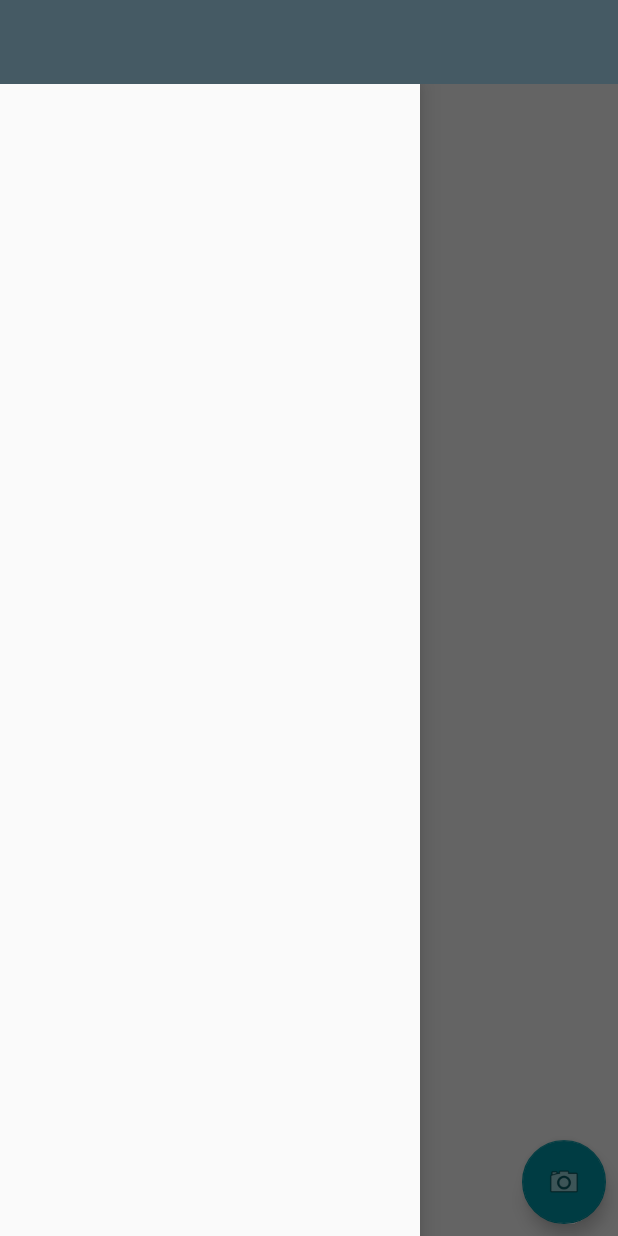
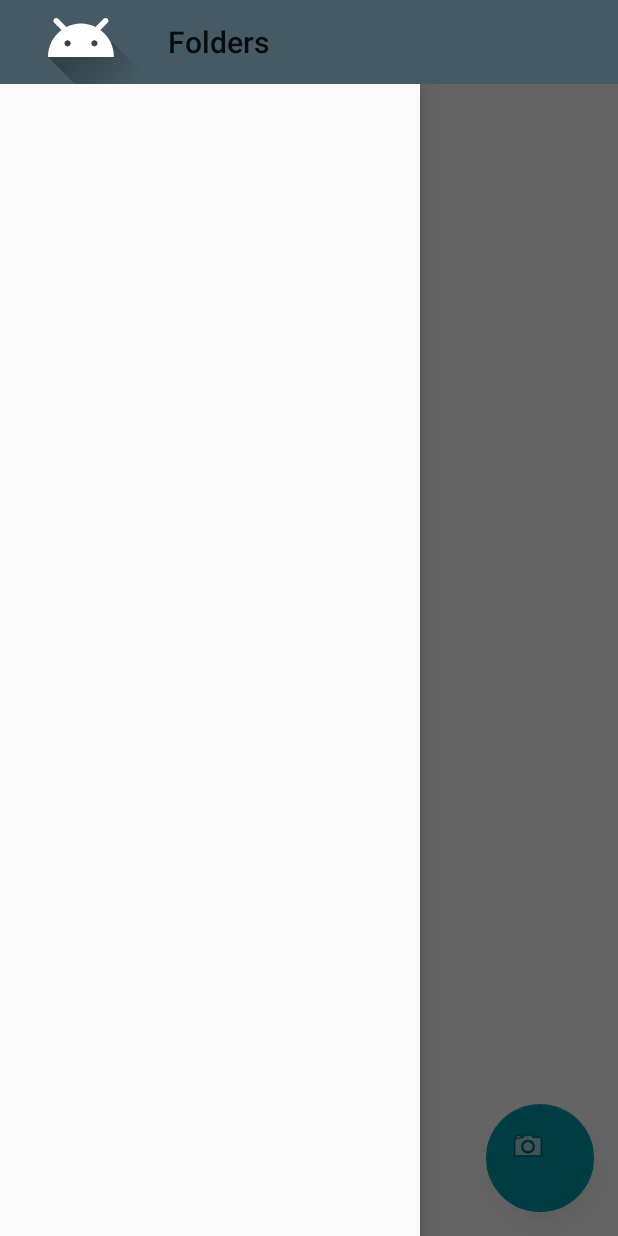
Before and after one commit to mustafaozhan/SimplePhotoGallery, an Android app: the screen it shows after launch (MainActivity), with the side drawer open, on a phone screen of 412 x 824 dp. Run offline under Robolectric (Android 15) with nearby library versions, the phone set to English and light mode, and no system bars; 2 statements that could not run were skipped.

Commit message:
Main Activity Logic Implemented

```diff
--- a/app/src/main/java/mustafaozhan/github/com/simplephotogallery/ui/MainActivity.kt
+++ b/app/src/main/java/mustafaozhan/github/com/simplephotogallery/ui/MainActivity.kt
@@ -2,12 +2,41 @@ package mustafaozhan.github.com.simplephotogallery.ui
 
 import android.support.v7.app.AppCompatActivity
 import android.os.Bundle
+import kotlinx.android.synthetic.main.activity_main.*
 import mustafaozhan.github.com.simplephotogallery.R
+import mustafaozhan.github.com.simplephotogallery.model.Albums
 
 class MainActivity : AppCompatActivity() {
 
     override fun onCreate(savedInstanceState: Bundle?) {
         super.onCreate(savedInstanceState)
         setContentView(R.layout.activity_main)
+
+        val savedState = savedInstanceState
+        val folderName: String?
+
+        if (savedInstanceState != null)
+            folderName = savedInstanceState.getString("folder_name")
+
+        setSupportActionBar(mToolbar)
+
+        supportActionBar!!.setDisplayHomeAsUpEnabled(true)
+        supportActionBar!!.setHomeAsUpIndicator(resources.getDrawable(R.drawable.ic_launcher_foreground))
+
+        setupNavigationView()
+
+        val extra = intent.extras
+        if (extra != null) {
+            val extraData = extra.get("img_url_data") as ArrayList<*>
+            selectFragment(extraData)
+        }
+
+        drawerLayoutListenner()
+
+        supportActionBar!!.setTitle("Folders")
+
+
     }
+
+
 }
--- a/app/src/main/res/layout/activity_main.xml
+++ b/app/src/main/res/layout/activity_main.xml
@@ -8,7 +8,7 @@
 
 
     <android.support.v7.widget.Toolbar
-        android:id="@+id/toolbar"
+        android:id="@+id/mToolbar"
         android:layout_width="0dp"
         android:layout_height="wrap_content"
         android:background="?attr/colorPrimary"
@@ -19,18 +19,18 @@
         app:layout_constraintTop_toTopOf="parent" />
 
     <android.support.v4.widget.DrawerLayout
-        android:id="@+id/myDrawerLayout"
+        android:id="@+id/mDrawerLayout"
         android:layout_width="0dp"
         android:layout_height="0dp"
         app:layout_constraintBottom_toBottomOf="parent"
         app:layout_constraintEnd_toEndOf="parent"
         app:layout_constraintStart_toStartOf="parent"
-        app:layout_constraintTop_toBottomOf="@+id/toolbar">
+        app:layout_constraintTop_toBottomOf="@+id/mToolbar">
 
         <include layout="@layout/main_content" />
 
         <android.support.design.widget.NavigationView
-            android:id="@+id/navigation"
+            android:id="@+id/mNavigation"
             android:layout_width="wrap_content"
             android:layout_height="match_parent"
             android:layout_gravity="start" />
--- a/app/src/main/res/layout/main_content.xml
+++ b/app/src/main/res/layout/main_content.xml
@@ -6,11 +6,9 @@
 
     <android.support.design.widget.FloatingActionButton
         android:id="@+id/mFloatingActionButton"
-        android:layout_width="wrap_content"
-        android:layout_height="wrap_content"
-        android:layout_marginBottom="8dp"
-        android:layout_marginEnd="8dp"
-        android:layout_marginRight="8dp"
+        android:layout_width="72sp"
+        android:layout_height="72sp"
+        android:layout_margin="16sp"
         android:clickable="true"
         android:focusable="true"
         app:layout_constraintBottom_toBottomOf="parent"
```
